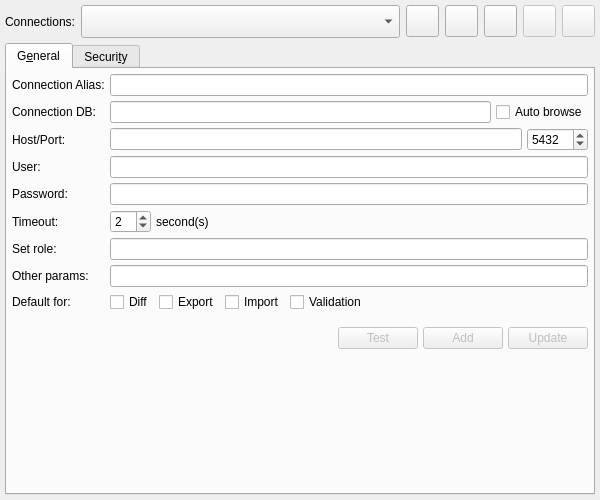
Old version of the form libs/libgui/ui/settings/connectionsconfigwidget.ui in the repository maniac787/pgmodeler.
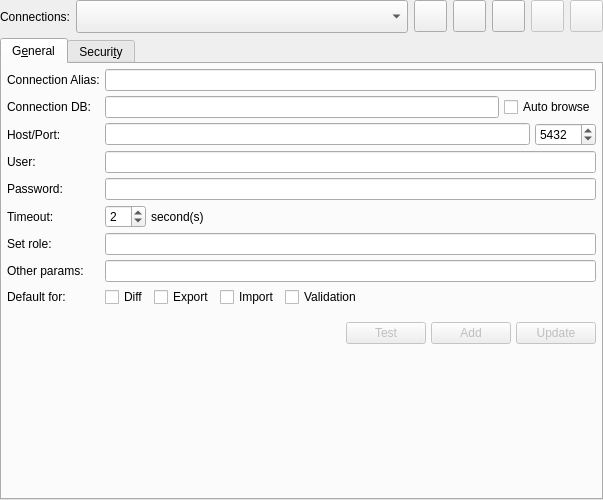
New version of the form. Icons and pictures are not drawn.

```diff
--- a/libs/libgui/ui/settings/connectionsconfigwidget.ui
+++ b/libs/libgui/ui/settings/connectionsconfigwidget.ui
@@ -6,7 +6,7 @@
    <rect>
     <x>0</x>
     <y>0</y>
-    <width>600</width>
+    <width>603</width>
     <height>500</height>
    </rect>
   </property>
@@ -21,16 +21,16 @@
   </property>
   <layout class="QGridLayout" name="gridLayout_2">
    <property name="leftMargin">
-    <number>5</number>
+    <number>0</number>
    </property>
    <property name="topMargin">
-    <number>5</number>
+    <number>0</number>
    </property>
    <property name="rightMargin">
-    <number>5</number>
+    <number>0</number>
    </property>
    <property name="bottomMargin">
-    <number>5</number>
+    <number>0</number>
    </property>
    <property name="spacing">
     <number>5</number>
@@ -903,7 +903,7 @@
       <item>
        <widget class="QComboBox" name="connections_cmb">
         <property name="sizePolicy">
-         <sizepolicy hsizetype="Preferred" vsizetype="Fixed">
+         <sizepolicy hsizetype="Preferred" vsizetype="Preferred">
           <horstretch>0</horstretch>
           <verstretch>0</verstretch>
          </sizepolicy>
```
Left out of the diff: 1 changed line with no effect on the pictures.
